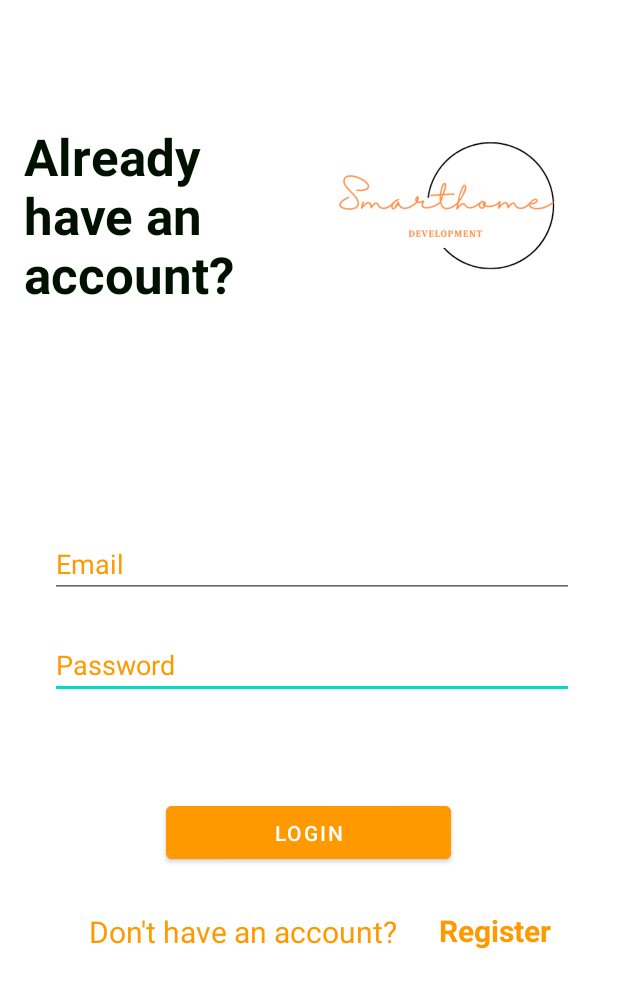
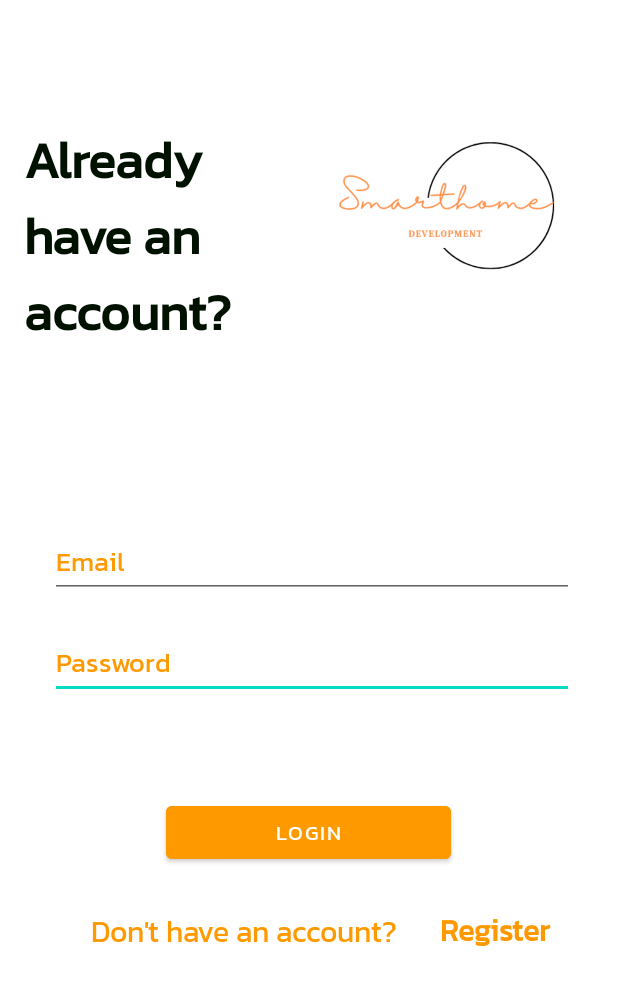
Before and after one commit to binh123thien/Android, an Android app: the screen it shows after launch (Login), on a phone screen of 412 x 824 dp. Shown: the top 988 px of the screen. Run offline under Robolectric (Android 15) with nearby library versions, the phone set to English and light mode, and no system bars; our stand-ins replace Firebase (no records; nobody signed in at launch, a user with empty details on screens opened directly).

Commit message:
font commit

```diff
--- a/app/src/main/res/layout/activity_main.xml
+++ b/app/src/main/res/layout/activity_main.xml
@@ -4,7 +4,9 @@
     xmlns:tools="http://schemas.android.com/tools"
     android:layout_width="match_parent"
     android:layout_height="match_parent"
-    tools:context=".MainActivity">
+    tools:context=".MainActivity"
+
+    >
 
     <TextView
         android:id="@+id/textView2"
@@ -14,6 +16,7 @@
         android:text="Don't have an account?"
         android:textColor="#ff9900"
         android:textSize="20dp"
+        android:fontFamily="@font/kanit_regular"
         app:layout_constraintBottom_toBottomOf="parent"
         app:layout_constraintEnd_toEndOf="parent"
         app:layout_constraintHorizontal_bias="0.259"
@@ -26,6 +29,7 @@
         android:layout_width="349dp"
         android:layout_height="45dp"
         android:ems="10"
+        android:fontFamily="@font/kanit_regular"
         android:inputType="textPassword"
         android:hint="Password"
         android:textColorHint="#ff9900"
@@ -38,6 +42,7 @@
         app:layout_constraintVertical_bias="0.54" />
 
     <TextView
+        android:fontFamily="@font/kanit_regular"
         android:id="@+id/textView"
         android:layout_width="178dp"
         android:layout_height="174dp"
@@ -58,6 +63,7 @@
         android:layout_height="45dp"
         android:ems="10"
         android:hint="Email"
+        android:fontFamily="@font/kanit_regular"
         android:inputType="textEmailAddress"
         android:textColor="@color/black"
         android:textColorHint="#ff9900"
@@ -74,6 +80,7 @@
         android:layout_height="47dp"
         android:backgroundTint="#ff9900"
         android:text="login"
+        android:fontFamily="@font/kanit_regular"
         app:layout_constraintBottom_toBottomOf="parent"
         app:layout_constraintEnd_toEndOf="parent"
         app:layout_constraintHorizontal_bias="0.497"
@@ -88,6 +95,7 @@
         android:backgroundTint="@color/white"
         android:gravity="center"
         android:text="Register"
+        android:fontFamily="@font/kanit_regular"
         android:textColor="#ff9900"
         android:textSize="20dp"
         android:textStyle="bold"
--- a/app/src/main/res/layout/bedroom.xml
+++ b/app/src/main/res/layout/bedroom.xml
@@ -142,6 +142,7 @@
         android:layout_width="match_parent"
         android:layout_height="50dp"
         android:id="@+id/bottom_nav"
+
         android:layout_alignParentBottom="true"
         app:itemIconTint="#FF8C00"
         app:itemTextColor="@color/black"
```
Also changed, not shown: app/src/main/res/font/kanit_regular.ttf (added).
